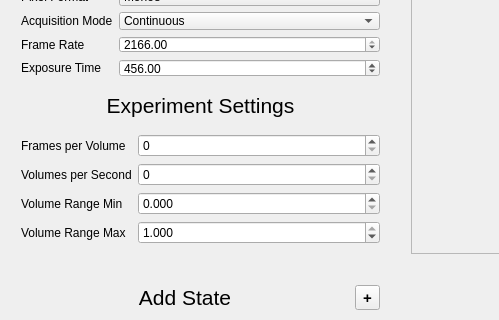
gderossi/MicroscopeManagerGUI, file ConfigDialog.ui: the form before one commit; both pictures show x 0 to 499 and y 246 to 566 of the 802 by 967 pixel window.
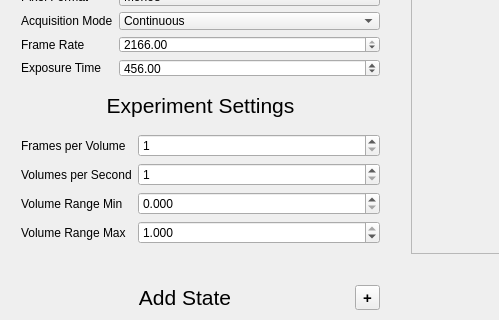
The form after the commit.

The edit to the form file:
```diff
--- a/ConfigDialog.ui
+++ b/ConfigDialog.ui
@@ -285,7 +285,14 @@
        </widget>
       </item>
       <item row="0" column="1">
-       <widget class="QSpinBox" name="framesPerVolumeSpinBox"/>
+       <widget class="QSpinBox" name="framesPerVolumeSpinBox">
+        <property name="minimum">
+         <number>1</number>
+        </property>
+        <property name="maximum">
+         <number>9999</number>
+        </property>
+       </widget>
       </item>
       <item row="1" column="0">
        <widget class="QLabel" name="volumesPerSecondLabel">
@@ -295,7 +302,14 @@
        </widget>
       </item>
       <item row="1" column="1">
-       <widget class="QSpinBox" name="volumesPerSecondSpinBox"/>
+       <widget class="QSpinBox" name="volumesPerSecondSpinBox">
+        <property name="minimum">
+         <number>1</number>
+        </property>
+        <property name="maximum">
+         <number>9999</number>
+        </property>
+       </widget>
       </item>
       <item row="2" column="0">
        <widget class="QLabel" name="volumeRangeMinLabel">
```
